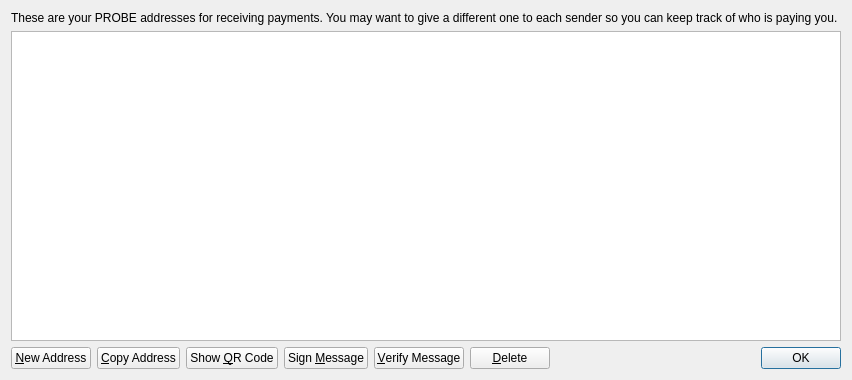
Above: src/qt/forms/addressbookpage.ui from kumacoinproject/kumacoin before the change. Below: the same form after it.
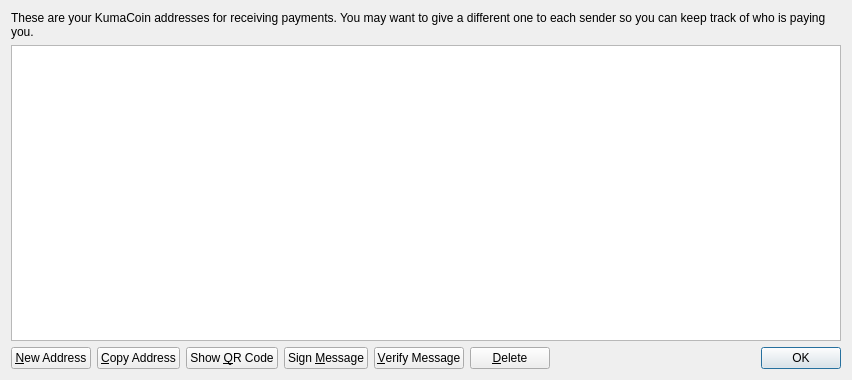
That is the form after the change. Icons and pictures are not drawn.

```diff
--- a/src/qt/forms/addressbookpage.ui
+++ b/src/qt/forms/addressbookpage.ui
@@ -17,7 +17,7 @@
    <item>
     <widget class="QLabel" name="labelExplanation">
      <property name="text">
-      <string>These are your PROBE addresses for receiving payments. You may want to give a different one to each sender so you can keep track of who is paying you.</string>
+      <string>These are your KumaCoin addresses for receiving payments. You may want to give a different one to each sender so you can keep track of who is paying you.</string>
      </property>
      <property name="textFormat">
       <enum>Qt::PlainText</enum>
```
